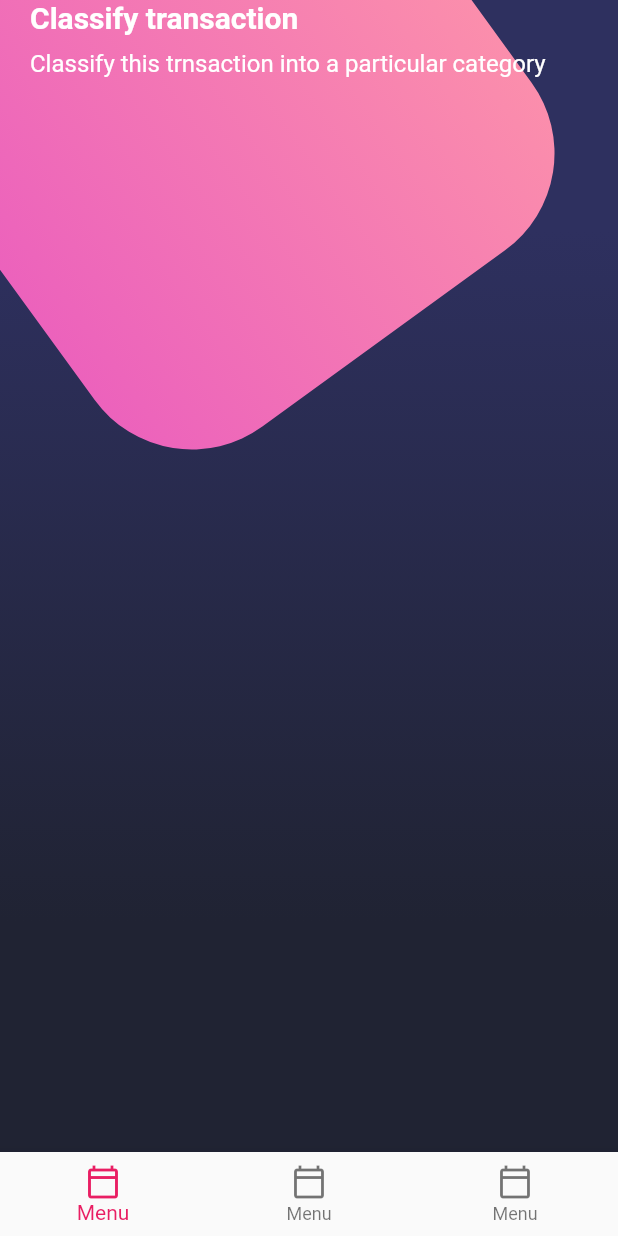
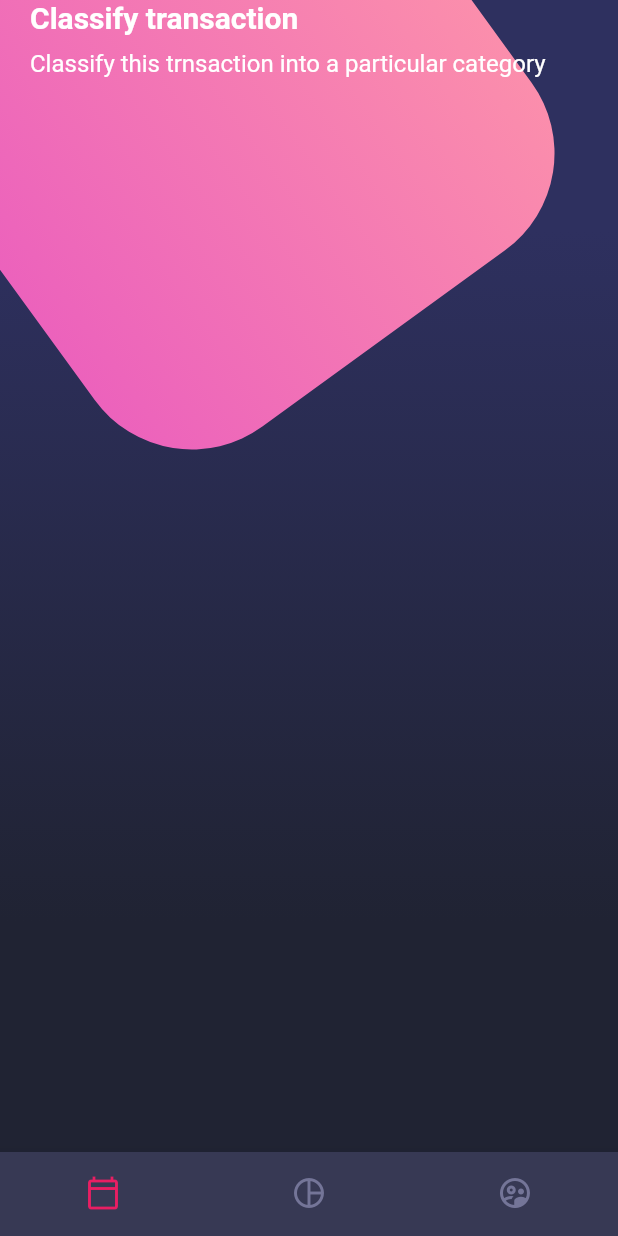
Before and after one commit to dtlucho/flutter_designs, a Flutter app: the screen it shows after launch, on a phone screen of 412 x 824 dp. Run offline on Flutter 3.47's test engine with Material 2 defaults, Android fonts, the phone set to English and light mode, and no system bars.

Commit message:
bottom navigation final design

```diff
--- a/lib/widgets/custom_bottom_navigation.dart
+++ b/lib/widgets/custom_bottom_navigation.dart
@@ -1,3 +1,4 @@
+import 'package:flutter/foundation.dart';
 import 'package:flutter/material.dart';
 
 class CustomBotomNavigationBar extends StatelessWidget {
@@ -6,18 +7,22 @@ class CustomBotomNavigationBar extends StatelessWidget {
   @override
   Widget build(BuildContext context) {
     return BottomNavigationBar(
+      showSelectedLabels: false,
+      showUnselectedLabels: false,
       selectedItemColor: Colors.pink,
-      items: [
+      unselectedItemColor: const Color.fromRGBO(116, 117, 152, 1),
+      backgroundColor: const Color.fromRGBO(55, 57, 84, 1),
+      items: const [
         BottomNavigationBarItem(
           icon: Icon(Icons.calendar_today_outlined),
           label: "Menu",
         ),
         BottomNavigationBarItem(
-          icon: Icon(Icons.calendar_today_outlined),
+          icon: Icon(Icons.pie_chart_outline),
           label: "Menu",
         ),
         BottomNavigationBarItem(
-          icon: Icon(Icons.calendar_today_outlined),
+          icon: Icon(Icons.supervised_user_circle_outlined),
           label: "Menu",
         ),
       ],
```
